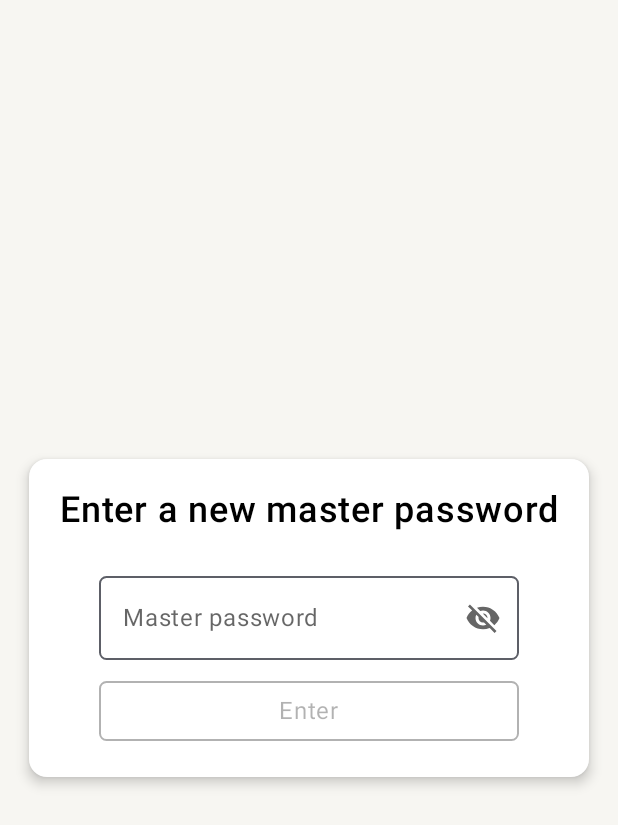
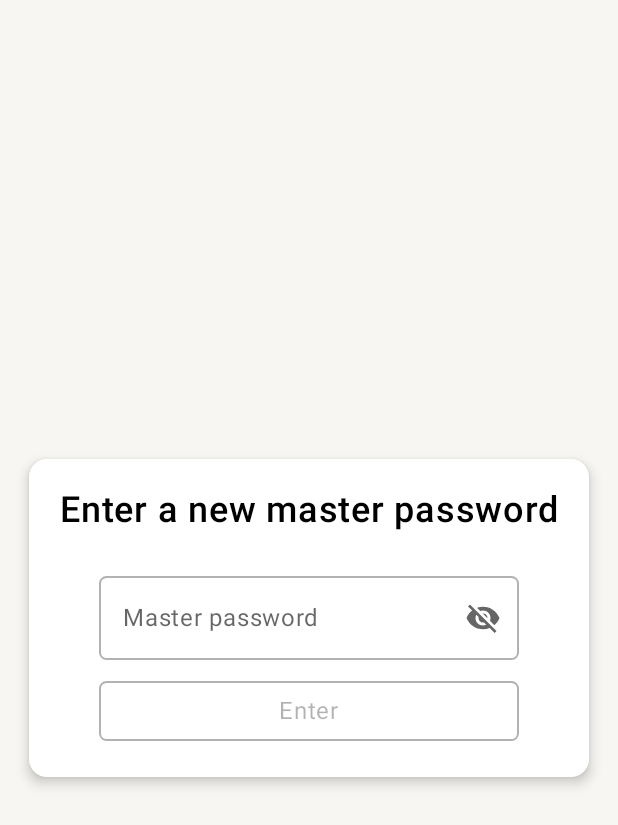
Before and after one commit to KonovkinaEA/password-manager, an Android app built with Jetpack Compose: the StartScreen screen opened through its navigation route, on a phone screen of 412 x 824 dp. Shown: the top 825 px of the screen. Run offline under Robolectric (Android 15) with nearby library versions, the phone set to English and light mode, and no system bars; our stand-ins replace Dagger/Hilt's generated code; 1 statement that could not run was skipped.

Commit message:
color fix

```diff
--- a/app/src/main/java/com/password/manager/ui/screens/common/PasswordField.kt
+++ b/app/src/main/java/com/password/manager/ui/screens/common/PasswordField.kt
@@ -60,9 +60,11 @@ fun PasswordField(hint: String, buttonText: String, onButtonClick: (String) -> U
                     )
                 )
             },
-            colors = OutlinedTextFieldDefaults.colors().copy(
+            colors = OutlinedTextFieldDefaults.colors(
+                focusedBorderColor = ExtendedTheme.colors.labelTertiary,
+                unfocusedBorderColor = ExtendedTheme.colors.labelTertiary,
                 focusedContainerColor = ExtendedTheme.colors.backSecondary,
-                unfocusedContainerColor = ExtendedTheme.colors.backSecondary
+                unfocusedContainerColor = ExtendedTheme.colors.backSecondary,
             ),
             trailingIcon = {
                 IconButton(onClick = { passwordVisibility = !passwordVisibility }) {
@@ -82,7 +84,7 @@ fun PasswordField(hint: String, buttonText: String, onButtonClick: (String) -> U
         Spacer(modifier = Modifier.height(10.dp))
         Button(
             onClick = { onButtonClick(password) },
-            colors = ButtonDefaults.buttonColors().copy(
+            colors = ButtonDefaults.buttonColors(
                 containerColor = Green,
                 disabledContainerColor = ExtendedTheme.colors.backSecondary
             ),
--- a/app/src/main/java/com/password/manager/ui/screens/list/components/ListTopAppBar.kt
+++ b/app/src/main/java/com/password/manager/ui/screens/list/components/ListTopAppBar.kt
@@ -35,7 +35,7 @@ fun ListTopAppBar(onUiAction: (ListUiAction) -> Unit) {
         title = {},
         navigationIcon = {
             TextButton(
-                colors = ButtonDefaults.buttonColors().copy(
+                colors = ButtonDefaults.buttonColors(
                     containerColor = Blue,
                     contentColor = White
                 ),
```
Also changed, not shown: app/src/main/java/com/password/manager/ui/screens/list/components/ListAccountCard.kt (+7 -4 lines).
